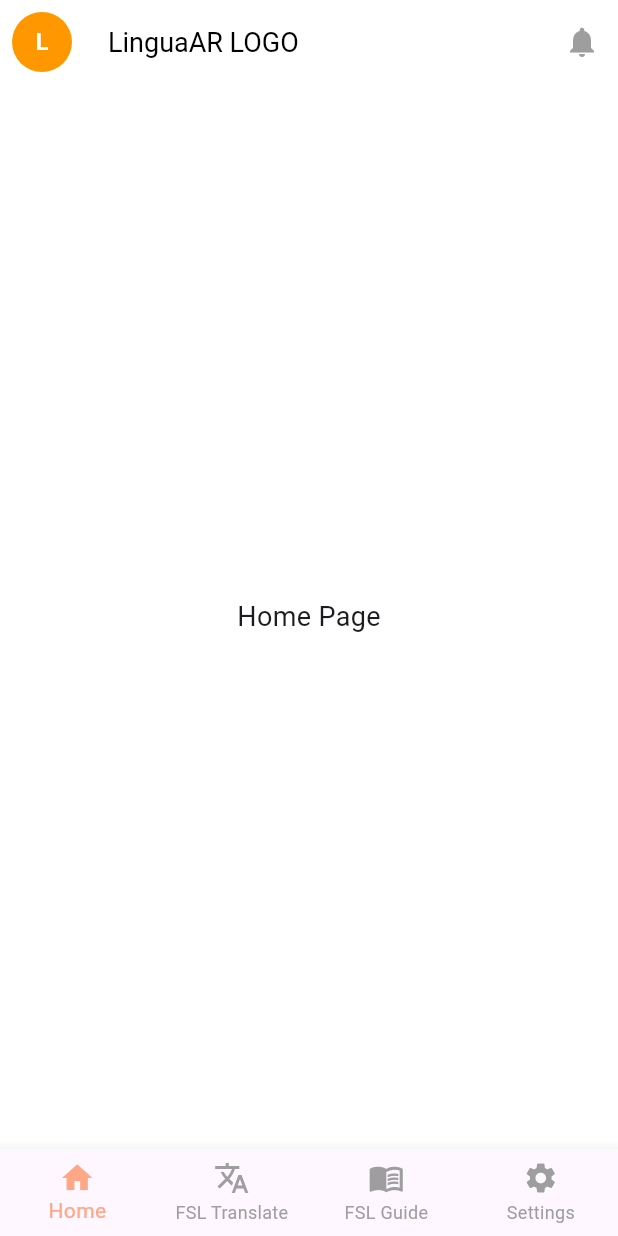
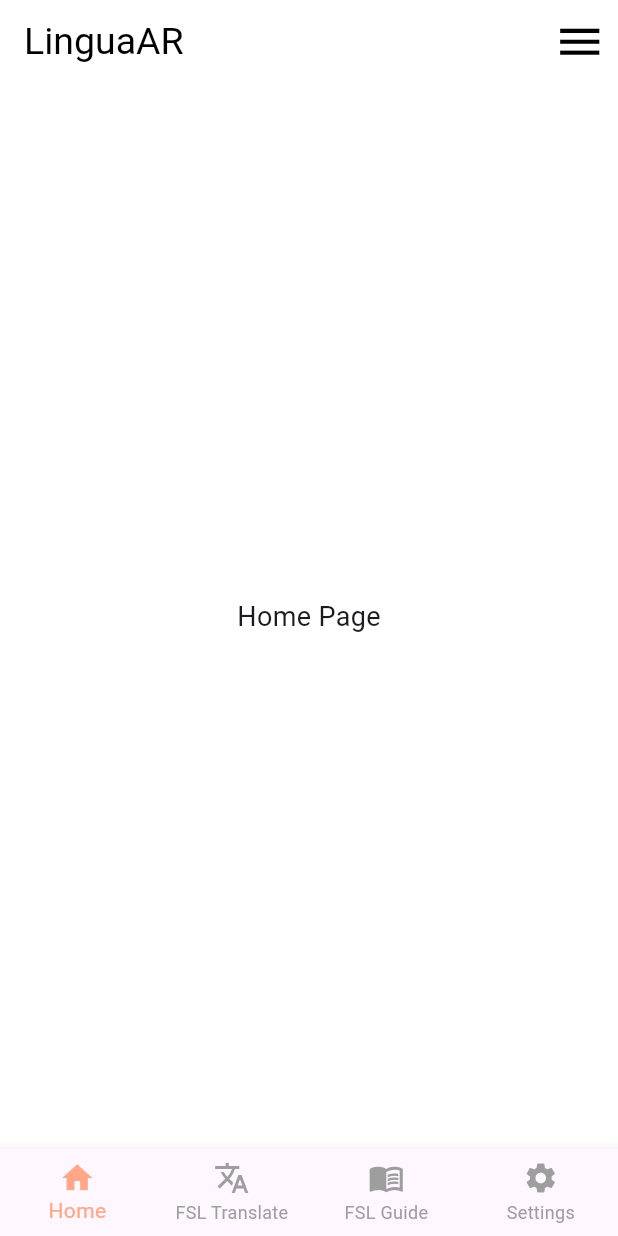
Before and after one commit to Tonton21-afk/LinguAR_deploy, a Flutter app: the screen it shows after launch, on a phone screen of 412 x 824 dp. Run offline on Flutter 3.47's test engine with Material 3 defaults, Android fonts, the phone set to English and light mode, and no system bars; our stand-ins replace video_player.

Commit message:
minimal edits

```diff
--- a/lib/fsl_guide/daily_communication/alphabet_numbers_page.dart
+++ b/lib/fsl_guide/daily_communication/alphabet_numbers_page.dart
@@ -43,6 +43,7 @@ class AlphabetNumbersPage extends StatelessWidget {
   @override
   Widget build(BuildContext context) {
     return Scaffold(
+      backgroundColor: Color(0xFFFEFFFE),
       appBar: AppBar(
         title: Text('Alphabet and Numbers'),
       ),
--- a/lib/fsl_guide/daily_communication/common_expressions_page.dart
+++ b/lib/fsl_guide/daily_communication/common_expressions_page.dart
@@ -16,6 +16,7 @@ class CommonExpressionsPage extends StatelessWidget {
   @override
   Widget build(BuildContext context) {
     return Scaffold(
+      backgroundColor: Color(0xFFFEFFFE),
       appBar: AppBar(
         title: Text('Common Expressions'),
       ),
--- a/lib/fsl_guide/daily_communication/situational_convos_page.dart
+++ b/lib/fsl_guide/daily_communication/situational_convos_page.dart
@@ -23,6 +23,7 @@ class SituationalConvosPage extends StatelessWidget {
   @override
   Widget build(BuildContext context) {
     return Scaffold(
+      backgroundColor: Color(0xFFFEFFFE),
       appBar: AppBar(
         title: Text('Situational Convos'),
       ),
--- a/lib/fsl_guide/family_relationships/cultural_values_page.dart
+++ b/lib/fsl_guide/family_relationships/cultural_values_page.dart
@@ -18,6 +18,7 @@ class CulturalValuesPage extends StatelessWidget {
   @override
   Widget build(BuildContext context) {
     return Scaffold(
+      backgroundColor: Color(0xFFFEFFFE),
       appBar: AppBar(
         title: Text('Cultural Values'),
       ),
--- a/lib/fsl_guide/family_relationships/family_friends_page.dart
+++ b/lib/fsl_guide/family_relationships/family_friends_page.dart
@@ -22,6 +22,7 @@ class FamilyFriendsPage extends StatelessWidget {
   @override
   Widget build(BuildContext context) {
     return Scaffold(
+      backgroundColor: Color(0xFFFEFFFE),
       appBar: AppBar(
         title: Text('Family and Friends'),
       ),
--- a/lib/fsl_guide/family_relationships/relationships_page.dart
+++ b/lib/fsl_guide/family_relationships/relationships_page.dart
@@ -20,6 +20,7 @@ class RelationshipsPage extends StatelessWidget {
   @override
   Widget build(BuildContext context) {
     return Scaffold(
+      backgroundColor: Color(0xFFFEFFFE),
       appBar: AppBar(
         title: Text('Relationships'),
       ),
--- a/lib/fsl_guide/family_relationships/social_gatherings_page.dart
+++ b/lib/fsl_guide/family_relationships/social_gatherings_page.dart
@@ -20,6 +20,7 @@ class SocialGatheringsPage extends StatelessWidget {
   @override
   Widget build(BuildContext context) {
     return Scaffold(
+      backgroundColor: Color(0xFFFEFFFE),
       appBar: AppBar(
         title: Text('Social Gatherings'),
       ),
--- a/lib/fsl_guide/interactive_learning_emergency/emergency_signs_page.dart
+++ b/lib/fsl_guide/interactive_learning_emergency/emergency_signs_page.dart
@@ -21,6 +21,7 @@ class EmergencySignsPage extends StatelessWidget {
   @override
   Widget build(BuildContext context) {
     return Scaffold(
+      backgroundColor: Color(0xFFFEFFFE),
       appBar: AppBar(
         title: Text('Emergency Signs'),
       ),
--- a/lib/fsl_guide/interactive_learning_emergency/health_safety_page.dart
+++ b/lib/fsl_guide/interactive_learning_emergency/health_safety_page.dart
@@ -22,6 +22,7 @@ class HealthSafetyPage extends StatelessWidget {
   @override
   Widget build(BuildContext context) {
     return Scaffold(
+      backgroundColor: Color(0xFFFEFFFE),
       appBar: AppBar(
         title: Text('Health and Safety'),
       ),
--- a/lib/fsl_guide/interactive_learning_emergency/leisures_hobbies_page.dart
+++ b/lib/fsl_guide/interactive_learning_emergency/leisures_hobbies_page.dart
@@ -24,6 +24,7 @@ class LeisuresHobbiesPage extends StatelessWidget {
   @override
   Widget build(BuildContext context) {
     return Scaffold(
+      backgroundColor: Color(0xFFFEFFFE),
       appBar: AppBar(
         title: Text('Leisures and Hobbies'),
       ),
--- a/lib/fsl_guide/interactive_learning_emergency/shape_colors_page.dart
+++ b/lib/fsl_guide/interactive_learning_emergency/shape_colors_page.dart
@@ -30,6 +30,7 @@ class ShapeColorsPage extends StatelessWidget {
   @override
   Widget build(BuildContext context) {
     return Scaffold(
+      backgroundColor: Color(0xFFFEFFFE),
       appBar: AppBar(
         title: Text('Shape and Colors'),
       ),
--- a/lib/fsl_guide/learning_work_technology/education_page.dart
+++ b/lib/fsl_guide/learning_work_technology/education_page.dart
@@ -21,6 +21,7 @@ class EducationPage extends StatelessWidget {
   @override
   Widget build(BuildContext context) {
     return Scaffold(
+      backgroundColor: Color(0xFFFEFFFE),
       appBar: AppBar(
         title: Text('Education'),
       ),
--- a/lib/fsl_guide/learning_work_technology/study_tools_page.dart
+++ b/lib/fsl_guide/learning_work_technology/study_tools_page.dart
@@ -57,6 +57,7 @@ class PhraseDetailPage extends StatelessWidget {
   @override
   Widget build(BuildContext context) {
     return Scaffold(
+      backgroundColor: Color(0xFFFEFFFE),
       appBar: AppBar(
         title: Text(phrase),
       ),
--- a/lib/fsl_guide/learning_work_technology/technology_page.dart
+++ b/lib/fsl_guide/learning_work_technology/technology_page.dart
@@ -27,6 +27,7 @@ class TechnologyPage extends StatelessWidget {
   @override
   Widget build(BuildContext context) {
     return Scaffold(
+      backgroundColor: Color(0xFFFEFFFE),
       appBar: AppBar(
         title: Text('Technology'),
       ),
--- a/lib/fsl_guide/learning_work_technology/work_profession_page.dart
+++ b/lib/fsl_guide/learning_work_technology/work_profession_page.dart
@@ -26,6 +26,7 @@ class WorkProfessionPage extends StatelessWidget {
   @override
   Widget build(BuildContext context) {
     return Scaffold(
+      backgroundColor: Color(0xFFFEFFFE),
       appBar: AppBar(
         title: Text('Work and Profession'),
       ),
--- a/lib/fsl_guide/travel_food_environment/food_drinks_page.dart
+++ b/lib/fsl_guide/travel_food_environment/food_drinks_page.dart
@@ -17,6 +17,7 @@ class FoodDrinksPage extends StatelessWidget {
   @override
   Widget build(BuildContext context) {
     return Scaffold(
+      backgroundColor: Color(0xFFFEFFFE),
       appBar: AppBar(
         title: Text('Food and Drinks'),
       ),
--- a/lib/fsl_guide/travel_food_environment/nature_environment_page.dart
+++ b/lib/fsl_guide/travel_food_environment/nature_environment_page.dart
@@ -17,6 +17,7 @@ class NatureEnvironmentPage extends StatelessWidget {
   @override
   Widget build(BuildContext context) {
     return Scaffold(
+      backgroundColor: Color(0xFFFEFFFE),
       appBar: AppBar(
         title: Text('Nature and Environment'),
       ),
--- a/lib/fsl_guide/travel_food_environment/transportation_page.dart
+++ b/lib/fsl_guide/travel_food_environment/transportation_page.dart
@@ -17,6 +17,7 @@ class TransportationPage extends StatelessWidget {
   @override
   Widget build(BuildContext context) {
     return Scaffold(
+      backgroundColor: Color(0xFFFEFFFE),
       appBar: AppBar(
         title: Text('Transportation'),
       ),
--- a/lib/fsl_guide/travel_food_environment/travel_essentials_page.dart
+++ b/lib/fsl_guide/travel_food_environment/travel_essentials_page.dart
@@ -17,6 +17,7 @@ class TravelEssentialsPage extends StatelessWidget {
   @override
   Widget build(BuildContext context) {
     return Scaffold(
+      backgroundColor: Color(0xFFFEFFFE),
       appBar: AppBar(
         title: Text('Travel Essentials'),
       ),
--- a/lib/main.dart
+++ b/lib/main.dart
@@ -120,25 +120,20 @@ class _HomeScreenState extends State<HomeScreen> {
           ? AppBar(
               backgroundColor: Color(0xFFFEFFFE),
               elevation: 0,
-              leading: Padding(
-                padding: const EdgeInsets.all(8.0),
-                child: CircleAvatar(
-                  backgroundColor: Colors.orange,
-                  child: Text(
-                    'L',
-                    style: TextStyle(
-                        color: Colors.white, fontWeight: FontWeight.bold),
-                  ),
-                ),
-              ),
               title: Text(
-                'LinguaAR LOGO',
-                style: TextStyle(color: Colors.black, fontSize: 18),
+                'LinguaAR',
+                style: TextStyle(color: Colors.black, fontSize: 25),
               ),
               actions: [
                 IconButton(
-                  icon: Icon(Icons.notifications, color: Colors.grey),
-                  onPressed: () {},
+                  icon: Icon(
+                    Icons.menu,
+                    color: Colors.black,
+                    size: 35.0,
+                  ),
+                  onPressed: () {
+                    // Handle menu button press
+                  },
                 ),
               ],
             )
```
